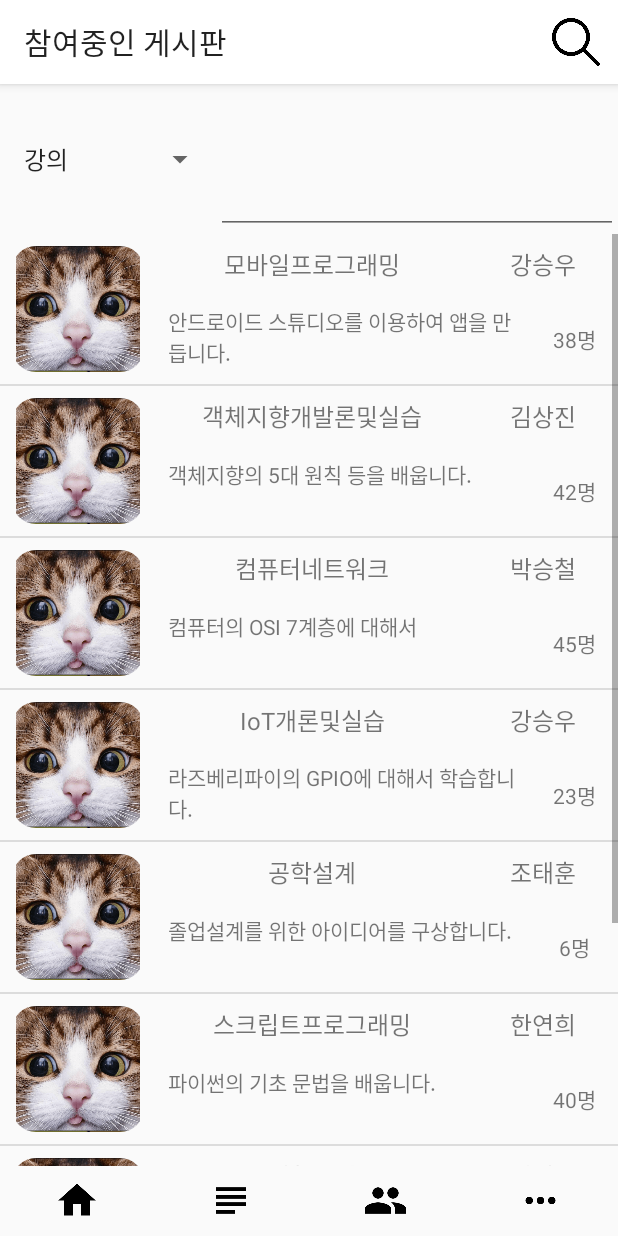
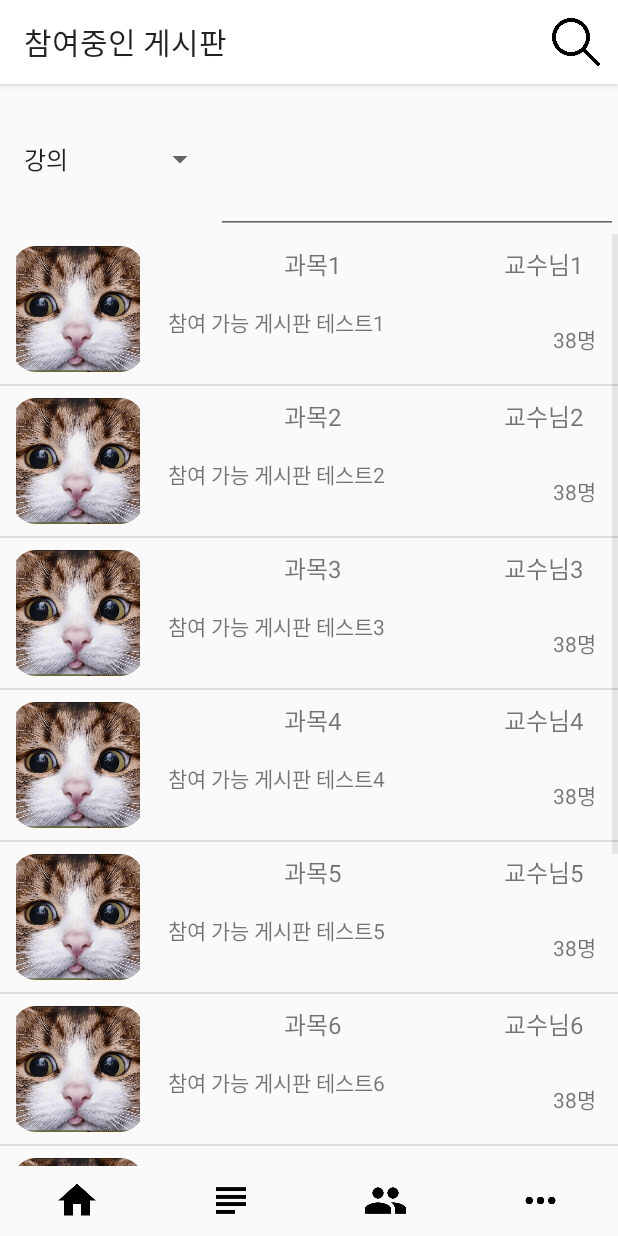
Before and after one commit to dev-cjwgit/StudyWithMeApplication, an Android app: the fragment PosterListFragment placed in its activity, after a tap on "poster_Search", on a phone screen of 412 x 824 dp. Run offline under Robolectric (Android 15) with nearby library versions, the light colour scheme and no system bars.

Commit message:
과목 게시판 돋보기 누르면 참여 가능한 게시판이 뜨도록 수정

```diff
--- a/app/src/main/java/kr/ac/koreatech/teamproject/PosterListFragment.java
+++ b/app/src/main/java/kr/ac/koreatech/teamproject/PosterListFragment.java
@@ -6,6 +6,8 @@ import android.os.Bundle;
 
 import androidx.appcompat.app.ActionBar;
 import androidx.fragment.app.Fragment;
+import androidx.fragment.app.FragmentManager;
+import androidx.fragment.app.FragmentTransaction;
 
 import android.view.LayoutInflater;
 import android.view.View;
@@ -39,6 +41,8 @@ public class PosterListFragment extends Fragment {
     private String mParam1;
     private String mParam2;
     private Object MenuInflater;
+
+    private PosterListViewAdapter posterListViewAdapter_2;
 
     public PosterListFragment() {
         // Required empty public constructor
@@ -101,7 +105,6 @@ public class PosterListFragment extends Fragment {
             }
         });
 
-        //---------------------------------
     }
 
 
@@ -133,6 +136,22 @@ public class PosterListFragment extends Fragment {
                     params.height = 0;
                 }
                 binding.searchLayout.setLayoutParams(params);
+
+                //--------------------------------
+                posterListViewAdapter_2 = new PosterListViewAdapter();
+                binding.framentPosterListListView.setAdapter(posterListViewAdapter_2);
+
+                posterListViewAdapter_2.append(new PosterEntity(BitmapFactory.decodeResource(getResources(), R.drawable.default_image), "과목1", "교수님1", 38, "참여 가능 게시판 테스트1"));
+                posterListViewAdapter_2.append(new PosterEntity(BitmapFactory.decodeResource(getResources(), R.drawable.default_image), "과목2", "교수님2", 38, "참여 가능 게시판 테스트2"));
+                posterListViewAdapter_2.append(new PosterEntity(BitmapFactory.decodeResource(getResources(), R.drawable.default_image), "과목3", "교수님3", 38, "참여 가능 게시판 테스트3"));
+                posterListViewAdapter_2.append(new PosterEntity(BitmapFactory.decodeResource(getResources(), R.drawable.default_image), "과목4", "교수님4", 38, "참여 가능 게시판 테스트4"));
+                posterListViewAdapter_2.append(new PosterEntity(BitmapFactory.decodeResource(getResources(), R.drawable.default_image), "과목5", "교수님5", 38, "참여 가능 게시판 테스트5"));
+                posterListViewAdapter_2.append(new PosterEntity(BitmapFactory.decodeResource(getResources(), R.drawable.default_image), "과목6", "교수님6", 38, "참여 가능 게시판 테스트6"));
+                posterListViewAdapter_2.append(new PosterEntity(BitmapFactory.decodeResource(getResources(), R.drawable.default_image), "과목7", "교수님7", 38, "참여 가능 게시판 테스트7"));
+                posterListViewAdapter_2.append(new PosterEntity(BitmapFactory.decodeResource(getResources(), R.drawable.default_image), "과목8", "교수님8", 38, "참여 가능 게시판 테스트8"));
+                posterListViewAdapter_2.append(new PosterEntity(BitmapFactory.decodeResource(getResources(), R.drawable.default_image), "과목9", "교수님9", 38, "참여 가능 게시판 테스트9"));
+                posterListViewAdapter_2.append(new PosterEntity(BitmapFactory.decodeResource(getResources(), R.drawable.default_image), "과목10", "교수님10", 38, "참여 가능 게시판 테스트10"));
+
                 return true;
             default:
                 break;
```
Also changed, not shown: app/src/main/java/kr/ac/koreatech/teamproject/PosterNotJoinedFragment.java (deleted, +0 -14 lines), app/src/main/res/layout/fragment_not_joined_list.xml (deleted, +0 -15 lines).
